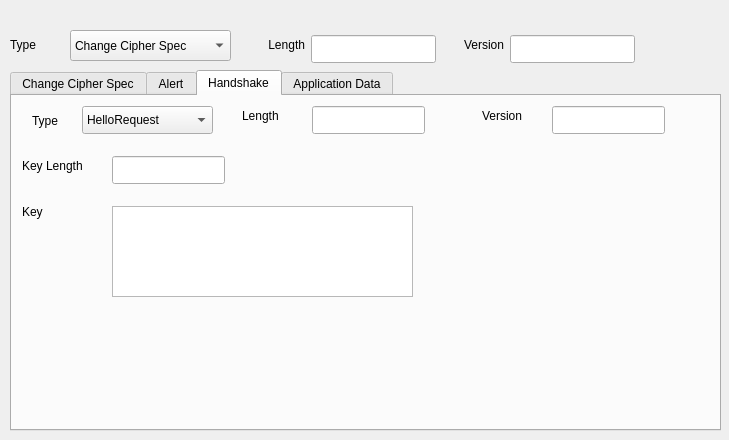
Qt form common/ssl.ui (karthikbhata97/ostinato) before a commit.
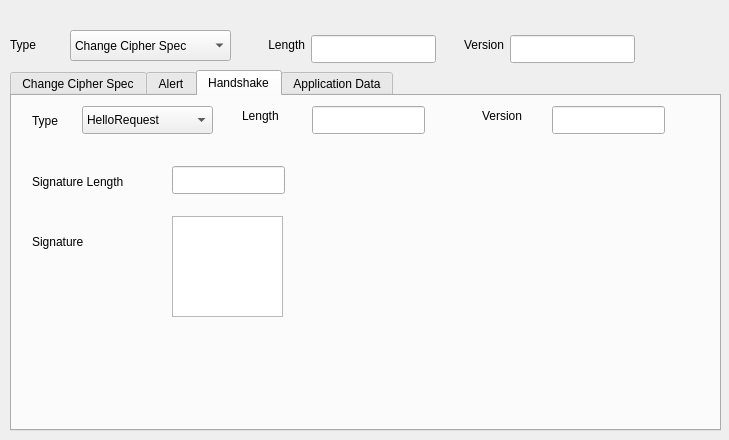
The same form after that commit.

Commit message: cert verify

What changed in the file:
```diff
--- a/common/ssl.ui
+++ b/common/ssl.ui
@@ -347,7 +347,7 @@
       </rect>
      </property>
      <property name="currentIndex">
-      <number>3</number>
+      <number>5</number>
      </property>
      <widget class="QWidget" name="pgBlank"/>
      <widget class="QWidget" name="pgHello">
@@ -901,6 +901,54 @@
        </property>
       </widget>
      </widget>
+     <widget class="QWidget" name="pgCertVerify">
+      <widget class="QLineEdit" name="leSignLen">
+       <property name="geometry">
+        <rect>
+         <x>160</x>
+         <y>30</y>
+         <width>113</width>
+         <height>28</height>
+        </rect>
+       </property>
+      </widget>
+      <widget class="QLabel" name="label_30">
+       <property name="geometry">
+        <rect>
+         <x>20</x>
+         <y>30</y>
+         <width>121</width>
+         <height>31</height>
+        </rect>
+       </property>
+       <property name="text">
+        <string>Signature Length</string>
+       </property>
+      </widget>
+      <widget class="QTextEdit" name="teSignature">
+       <property name="geometry">
+        <rect>
+         <x>160</x>
+         <y>80</y>
+         <width>111</width>
+         <height>101</height>
+        </rect>
+       </property>
+      </widget>
+      <widget class="QLabel" name="label_31">
+       <property name="geometry">
+        <rect>
+         <x>20</x>
+         <y>90</y>
+         <width>121</width>
+         <height>31</height>
+        </rect>
+       </property>
+       <property name="text">
+        <string>Signature</string>
+       </property>
+      </widget>
+     </widget>
     </widget>
    </widget>
    <widget class="QWidget" name="tabApplicationData">
```
Left out of the diff: 3 changed lines with no effect on the pictures. The commit also changes 5 other files.
